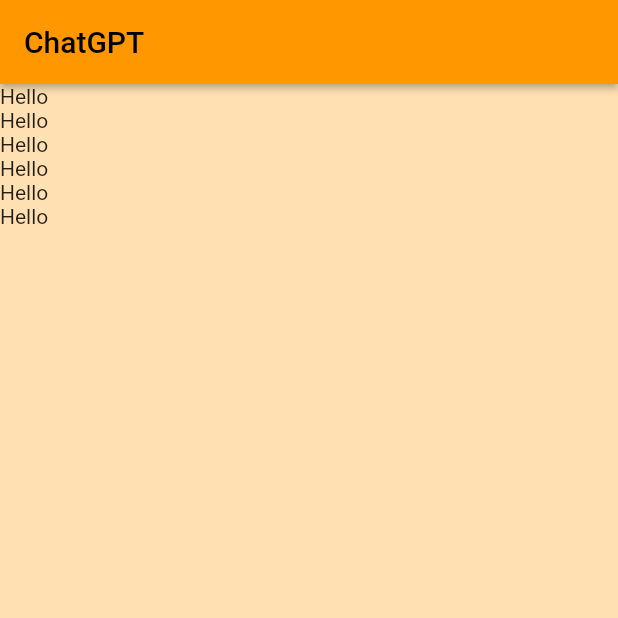
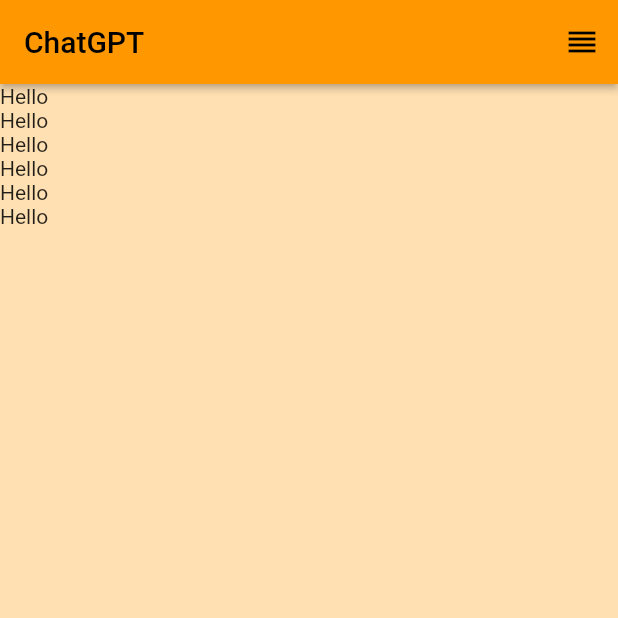
Before and after one commit to tomohiro1024/chatGPT, a Flutter app: the screen it shows after launch, on a phone screen of 412 x 824 dp, the top half of it. Run offline on Flutter 3.47's test engine with Material 2 defaults, Android fonts, the phone set to English and light mode, and no system bars; our stand-ins replace flutter_spinkit.

Commit message:
IconButtoの追加

```diff
--- a/lib/screens/chat_screen.dart
+++ b/lib/screens/chat_screen.dart
@@ -30,6 +30,12 @@ class _ChatScreenState extends State<ChatScreen> {
       appBar: AppBar(
         elevation: 2,
         title: const Text("ChatGPT"),
+        actions: [
+          IconButton(
+            onPressed: () {},
+            icon: Icon(Icons.reorder),
+          ),
+        ],
       ),
       body: SafeArea(
         child: Column(
```
